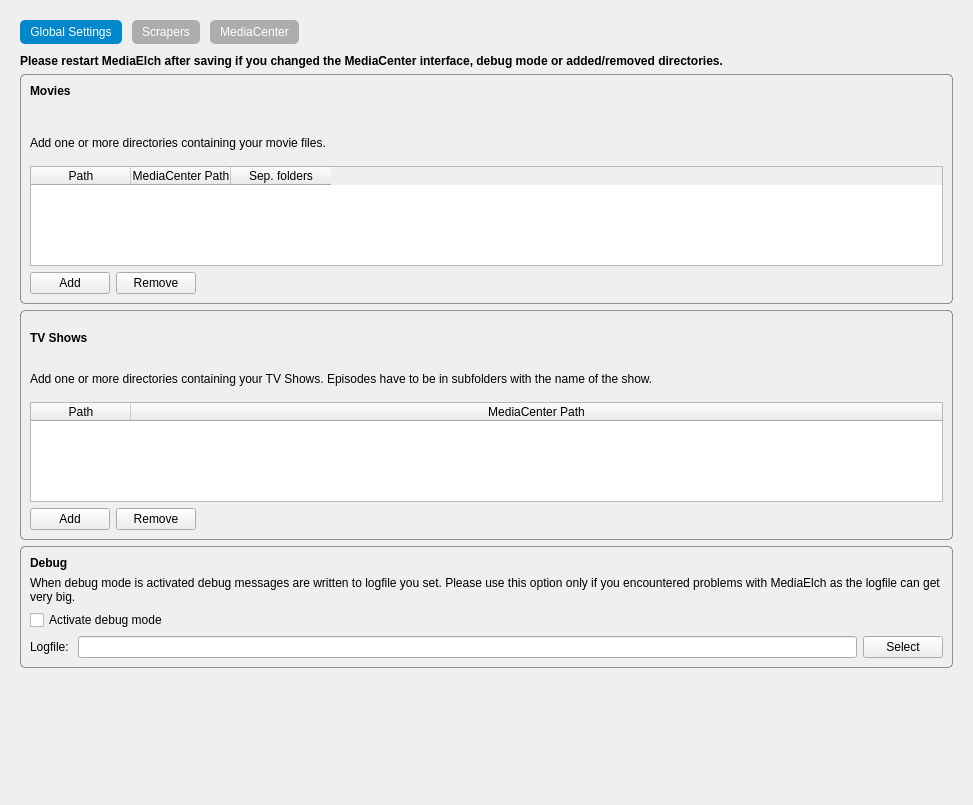
Old version of the form settings/Settings.ui in the repository Komet/MediaElch.
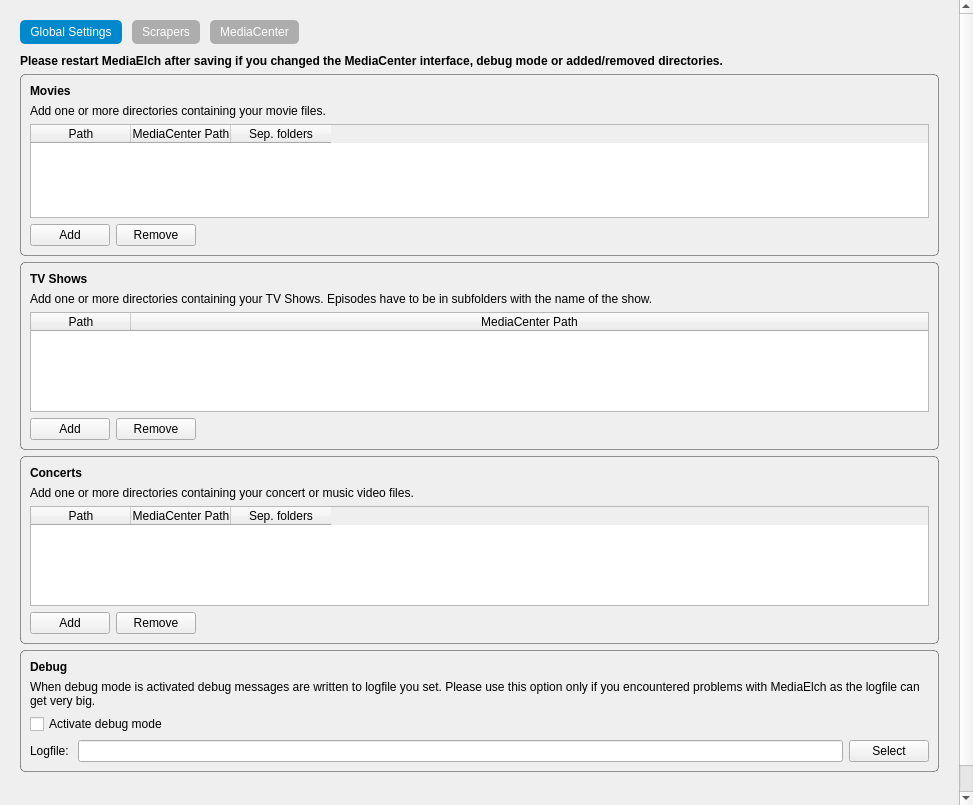
New version of the form. Icons and pictures are not drawn.

What changed in the file:
```diff
--- a/settings/Settings.ui
+++ b/settings/Settings.ui
@@ -37,8 +37,8 @@
        <rect>
         <x>0</x>
         <y>0</y>
-        <width>973</width>
-        <height>805</height>
+        <width>958</width>
+        <height>1001</height>
        </rect>
       </property>
       <layout class="QVBoxLayout" name="verticalLayout_14">
@@ -153,7 +153,7 @@
           <attribute name="title">
            <string>Global Settings</string>
           </attribute>
-          <layout class="QVBoxLayout" name="verticalLayout_2" stretch="0,1,1,0">
+          <layout class="QVBoxLayout" name="verticalLayout_2" stretch="0,1,1,0,0">
            <property name="margin">
             <number>0</number>
            </property>
@@ -356,6 +356,97 @@
              </layout>
             </widget>
            </item>
+           <item>
+            <widget class="QGroupBox" name="groupBox_7">
+             <property name="title">
+              <string/>
+             </property>
+             <layout class="QVBoxLayout" name="verticalLayout_17">
+              <item>
+               <widget class="QLabel" name="label_21">
+                <property name="font">
+                 <font>
+                  <weight>75</weight>
+                  <bold>true</bold>
+                 </font>
+                </property>
+                <property name="text">
+                 <string>Concerts</string>
+                </property>
+               </widget>
+              </item>
+              <item>
+               <widget class="QLabel" name="label_22">
+                <property name="text">
+                 <string>Add one or more directories containing your concert or music video files.</string>
+                </property>
+               </widget>
+              </item>
+              <item>
+               <widget class="QTableWidget" name="concertDirs">
+                <property name="maximumSize">
+                 <size>
+                  <width>16777215</width>
+                  <height>100</height>
+                 </size>
+                </property>
+                <attribute name="horizontalHeaderDefaultSectionSize">
+                 <number>100</number>
+                </attribute>
+                <attribute name="verticalHeaderVisible">
+                 <bool>false</bool>
+                </attribute>
+                <column>
+                 <property name="text">
+                  <string>Path</string>
+                 </property>
+                </column>
+                <column>
+                 <property name="text">
+                  <string>MediaCenter Path</string>
+                 </property>
+                </column>
+                <column>
+                 <property name="text">
+                  <string>Sep. folders</string>
+                 </property>
+                </column>
+               </widget>
+              </item>
+              <item>
+               <layout class="QHBoxLayout" name="horizontalLayout_5">
+                <item>
+                 <widget class="QPushButton" name="buttonAddConcertDir">
+                  <property name="text">
+                   <string>Add</string>
+                  </property>
+                 </widget>
+                </item>
+                <item>
+                 <widget class="QPushButton" name="buttonRemoveConcertDir">
+                  <property name="text">
+                   <string>Remove</string>
+                  </property>
+                 </widget>
+                </item>
+                <item>
+                 <spacer name="horizontalSpacer_3">
+                  <property name="orientation">
+                   <enum>Qt::Horizontal</enum>
+                  </property>
+                  <property name="sizeHint" stdset="0">
+                   <size>
+                    <width>40</width>
+                    <height>20</height>
+                   </size>
+                  </property>
+                 </spacer>
+                </item>
+               </layout>
+              </item>
+             </layout>
+            </widget>
+           </item>
            <item>
             <widget class="QGroupBox" name="groupBox_5">
              <property name="title">
```
